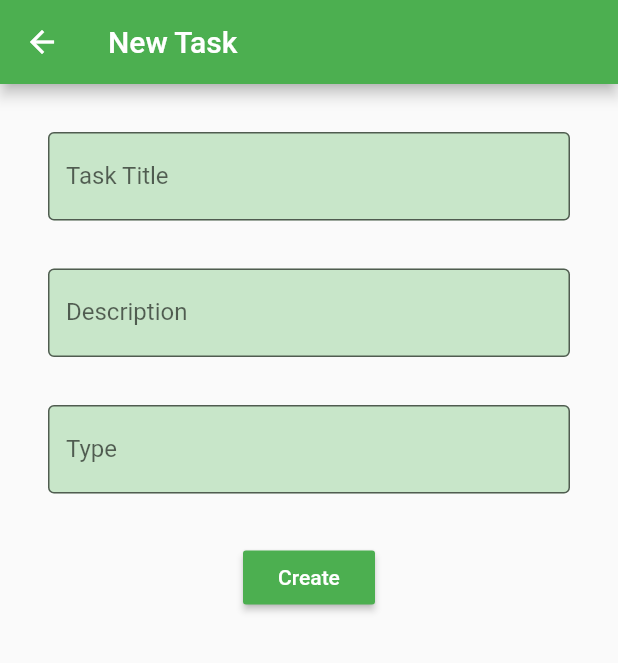
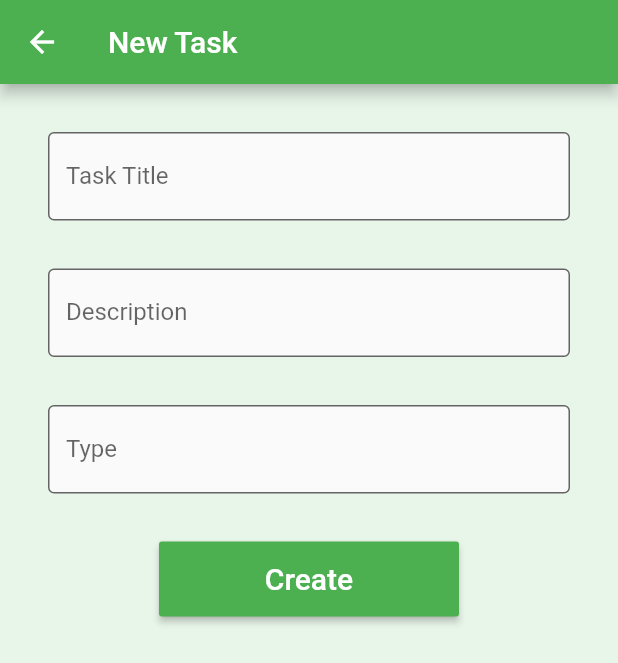
Before and after one commit to CheckShumm/pine, a Flutter app: the CreateTaskDialog screen opened directly, on a phone screen of 412 x 824 dp. Shown: the top 663 px of the screen. Run offline on Flutter 3.47's test engine with Material 2 defaults, Android fonts, the phone set to English and light mode, and no system bars; our stand-ins replace rxdart; missing offline and left inert: flutter_reorderable_list.

```diff
--- a/lib/src/screens/create_task.dart
+++ b/lib/src/screens/create_task.dart
@@ -15,6 +15,7 @@ class _CreateTaskDialogState extends State<CreateTaskDialog> {
   Widget build(BuildContext context) {
     final ThemeData theme = Theme.of(context);
     return new Scaffold(
+        backgroundColor: Colors.green[50],
         appBar: new AppBar(
           title: const Text('New Task'),
         ),
@@ -29,7 +30,7 @@ class _CreateTaskDialogState extends State<CreateTaskDialog> {
                   child: TextFormField(
                     decoration: InputDecoration(
                         filled: true,
-                        fillColor: theme.primaryColorLight,
+                        fillColor: theme.canvasColor,
                         hintText: "Math Homework",
                         hintStyle: new TextStyle(color: theme.primaryColor),
                         labelText: 'Task Title',
@@ -41,7 +42,7 @@ class _CreateTaskDialogState extends State<CreateTaskDialog> {
                   child: TextFormField(
                       decoration: InputDecoration(
                           filled: true,
-                          fillColor: theme.primaryColorLight,
+                          fillColor: theme.canvasColor,
                           hintText: "Math Homework",
                           hintStyle: new TextStyle(color: theme.primaryColor),
                           labelText: 'Description',
@@ -52,17 +53,20 @@ class _CreateTaskDialogState extends State<CreateTaskDialog> {
                   child: TextFormField(
                     decoration: InputDecoration(
                         filled: true,
-                        fillColor: theme.primaryColorLight,
+                        fillColor: theme.canvasColor,
                         hintText: "Math Homework",
                         hintStyle: new TextStyle(color: theme.primaryColor),
                         labelText: 'Type',
-                        border: OutlineInputBorder()),
+                        border: OutlineInputBorder(
+                            borderSide: BorderSide(color: theme.primaryColor))),
                     controller: typeController,
                   )),
               Padding(
                 padding: EdgeInsets.only(top: 16.0),
-                child: RaisedButton(
-                  color: Colors.green,
+                child: MaterialButton(
+                  height: 50,
+                  minWidth: 200,
+                  color: theme.primaryColor,
                   textColor: Colors.white,
                   onPressed: () {
                     print('Add a task');
@@ -70,7 +74,7 @@ class _CreateTaskDialogState extends State<CreateTaskDialog> {
                         descriptionController.text, typeController.text);
                     Navigator.pop(context);
                   },
-                  child: const Text('Create'),
+                  child: const Text('Create', style: TextStyle(fontSize: 20)),
                 ),
               ),
             ],
```
Also changed, not shown: lib/src/screens/home.dart (+34 -27 lines), lib/src/widgets/ReorderableListSimple.dart (+22 -17 lines), flutter_01.png (added).
